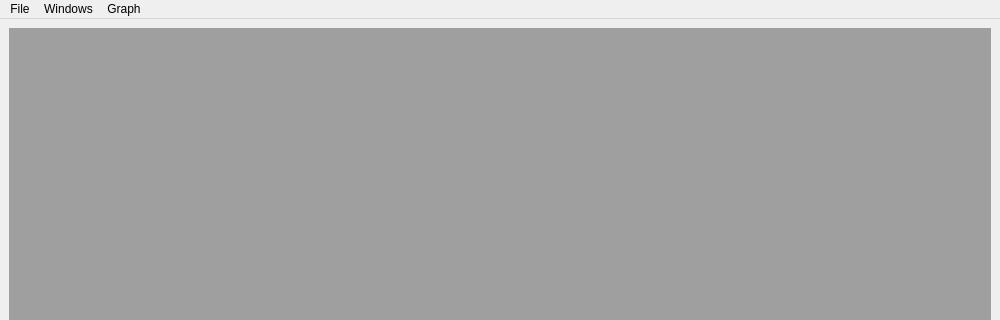
Above: hyde/user_interface/main/main.ui from spielman-group/hyde before the change; both pictures show x 0 to 1000 and y 0 to 320 of the 1000 by 800 pixel window. Below: the same form after it.
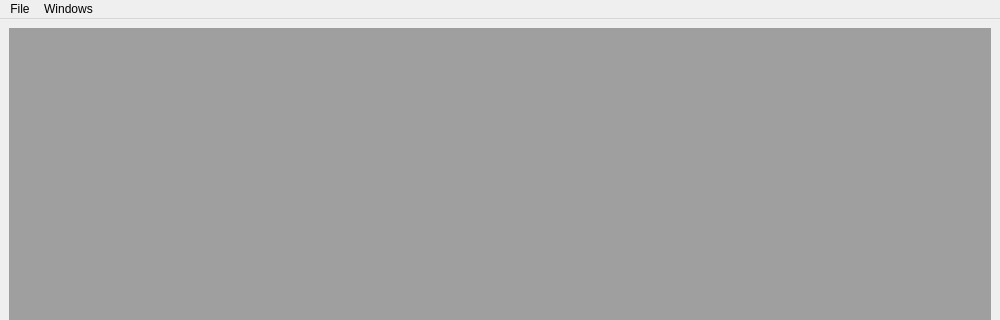
That is the form after the change.

Commit message: Clean up table docs and dead figure UI

```diff
--- a/hyde/user_interface/main/main.ui
+++ b/hyde/user_interface/main/main.ui
@@ -50,15 +50,8 @@
     <addaction name="actionProcedures"/>
     <addaction name="actionDataBrowser"/>
    </widget>
-   <widget class="QMenu" name="menuGraph">
-    <property name="title">
-     <string>Graph</string>
-    </property>
-    <addaction name="actionModify_Figure"/>
-   </widget>
    <addaction name="menuFile"/>
    <addaction name="menuWindow"/>
-   <addaction name="menuGraph"/>
   </widget>
   <widget class="QStatusBar" name="statusbar"/>
   <action name="actionLoad">
```
Left out of the diff: 11 changed lines with no effect on the pictures. The commit also changes 6 other files.
